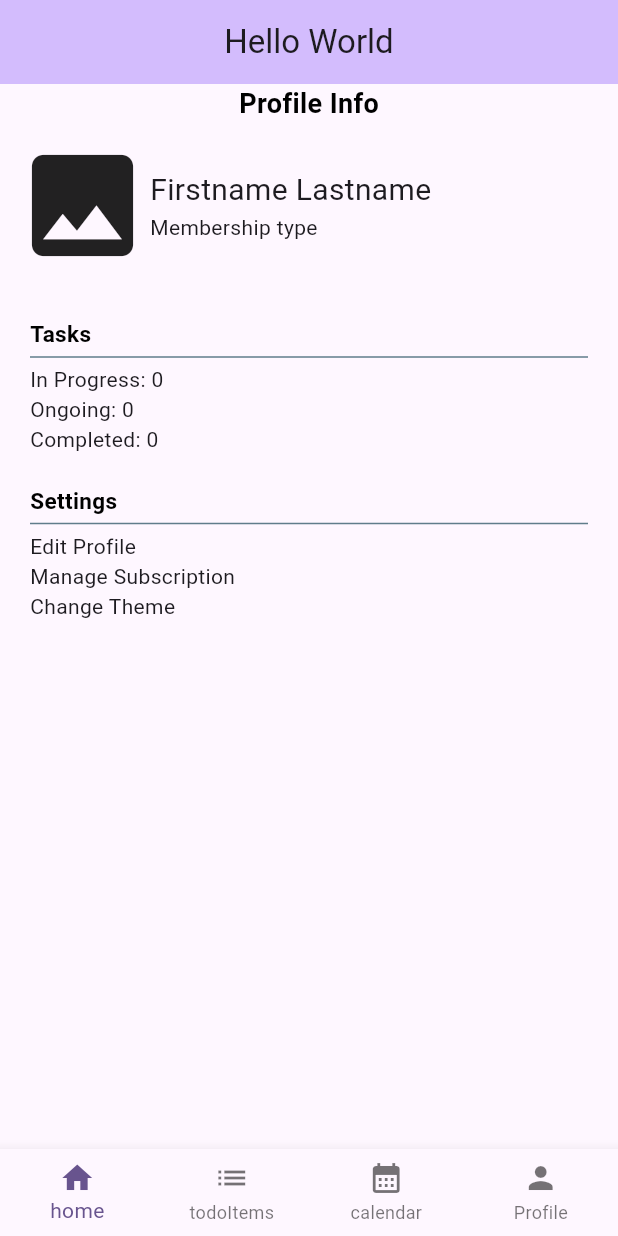
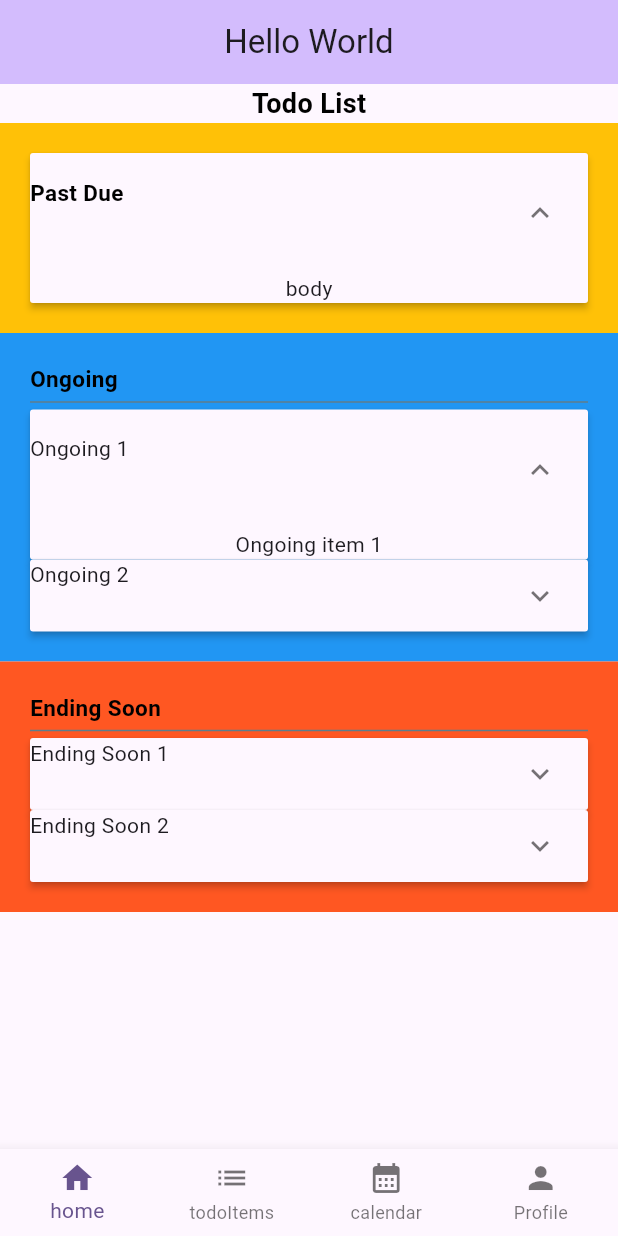
Before and after one commit to Gurinderp/todoList_flutter, a Flutter app: the screen it shows after launch, on a phone screen of 412 x 824 dp. Run offline on Flutter 3.47's test engine with Material 3 defaults, Android fonts, the phone set to English and light mode, and no system bars.

Commit message:
Todo List screen template with basic styling

```diff
--- a/lib/main.dart
+++ b/lib/main.dart
@@ -1,4 +1,5 @@
 import 'package:flutter/material.dart';
+import 'package:todolist_app/screens/listitems.dart';
 import 'package:todolist_app/screens/profile.dart';
 
 void main() {
@@ -46,7 +47,7 @@ class _MyHomePageState extends State<MyHomePage> {
         centerTitle: true,
         title: Text("Hello World"),
       ),
-      body: Profile(),
+      body: Listitems(),
       // Center(
       //   child: Column(
       //     mainAxisAlignment: MainAxisAlignment.center,
--- a/lib/screens/listitems.dart
+++ b/lib/screens/listitems.dart
@@ -0,0 +1,138 @@
+import 'package:flutter/material.dart';
+
+class Listitems extends StatelessWidget {
+  const Listitems({super.key});
+
+  @override
+  Widget build(BuildContext context) {
+    return Center(
+      child: Column(
+        children: [
+          Text(
+            "Todo List",
+            style: TextStyle(
+              color: Colors.black,
+              fontSize: 18,
+              fontWeight: FontWeight.w600,
+            ),
+          ),
+          Container(
+            padding: EdgeInsets.all(20),
+            color: Colors.amber,
+            child: Column(
+              crossAxisAlignment: CrossAxisAlignment.start,
+              children: [
+                ExpansionPanelList(
+                  children: [
+                    ExpansionPanel(
+                      headerBuilder: (context, isOpen) {
+                        return Text(
+                          "Past Due",
+                          style: TextStyle(
+                            color: Colors.black,
+                            fontSize: 15,
+                            fontWeight: FontWeight.w600,
+                          ),
+                        );
+                      },
+                      body: Text("body"),
+                      isExpanded: true,
+                    ),
+                  ],
+                ),
+              ],
+            ),
+          ),
+          Container(
+            padding: EdgeInsets.all(20),
+            color: Colors.blue,
+            child: Column(
+              crossAxisAlignment: CrossAxisAlignment.start,
+              children: [
+                Text(
+                  "Ongoing",
+                  style: TextStyle(
+                    color: Colors.black,
+                    fontSize: 15,
+                    fontWeight: FontWeight.w600,
+                  ),
+                ),
+                Divider(height: 10, thickness: 1, color: Colors.blueGrey),
+                Column(
+                  children: [
+                    ExpansionPanelList(
+                      children: [
+                        ExpansionPanel(
+                          headerBuilder: (context, isOpen) {
+                            return Text("Ongoing 1");
+                          },
+                          body: Text("Ongoing item 1"),
+                          isExpanded: true,
+                        ),
+                      ],
+                    ),
+                    ExpansionPanelList(
+                      children: [
+                        ExpansionPanel(
+                          headerBuilder: (context, isOpen) {
+                            return Text("Ongoing 2");
+                          },
+                          body: Text("Ongoing item 2"),
+                          isExpanded: false,
+                        ),
+                      ],
+                    ),
+                  ],
+                ),
+              ],
+            ),
+          ),
+          Container(
+            padding: EdgeInsets.all(20),
+            color: Colors.deepOrange,
+            child: Column(
+              crossAxisAlignment: CrossAxisAlignment.start,
+              children: [
+                Text(
+                  "Ending Soon",
+                  style: TextStyle(
+                    color: Colors.black,
+                    fontSize: 15,
+                    fontWeight: FontWeight.w600,
+                  ),
+                ),
+                Divider(height: 10, thickness: 1, color: Colors.blueGrey),
+                Column(
+                  children: [
+                    ExpansionPanelList(
+                      children: [
+                        ExpansionPanel(
+                          headerBuilder: (context, isOpen) {
+                            return Text("Ending Soon 1");
+                          },
+                          body: Text("Ending Soon item 1"),
+                          isExpanded: false,
+                        ),
+                      ],
+                    ),
+                    ExpansionPanelList(
+                      children: [
+                        ExpansionPanel(
+                          headerBuilder: (context, isOpen) {
+                            return Text("Ending Soon 2");
+                          },
+                          body: Text("Ending Soon item 2"),
+                          isExpanded: false,
+                        ),
+                      ],
+                    ),
+                  ],
+                ),
+              ],
+            ),
+          ),
+        ],
+      ),
+    );
+  }
+}
```
